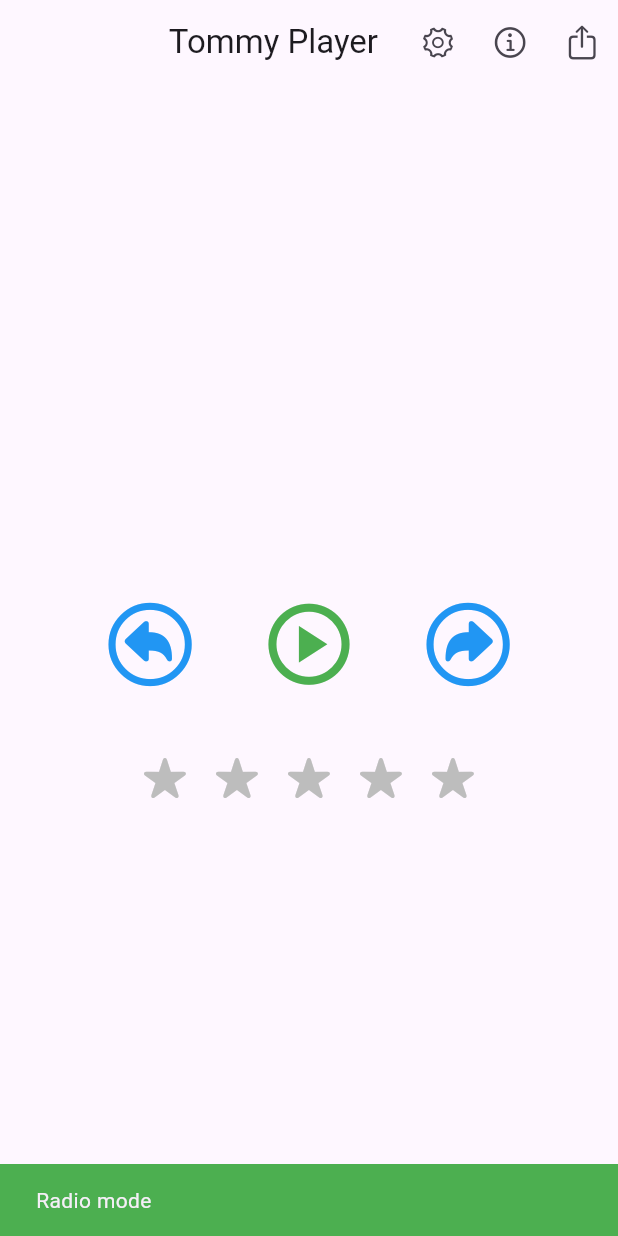
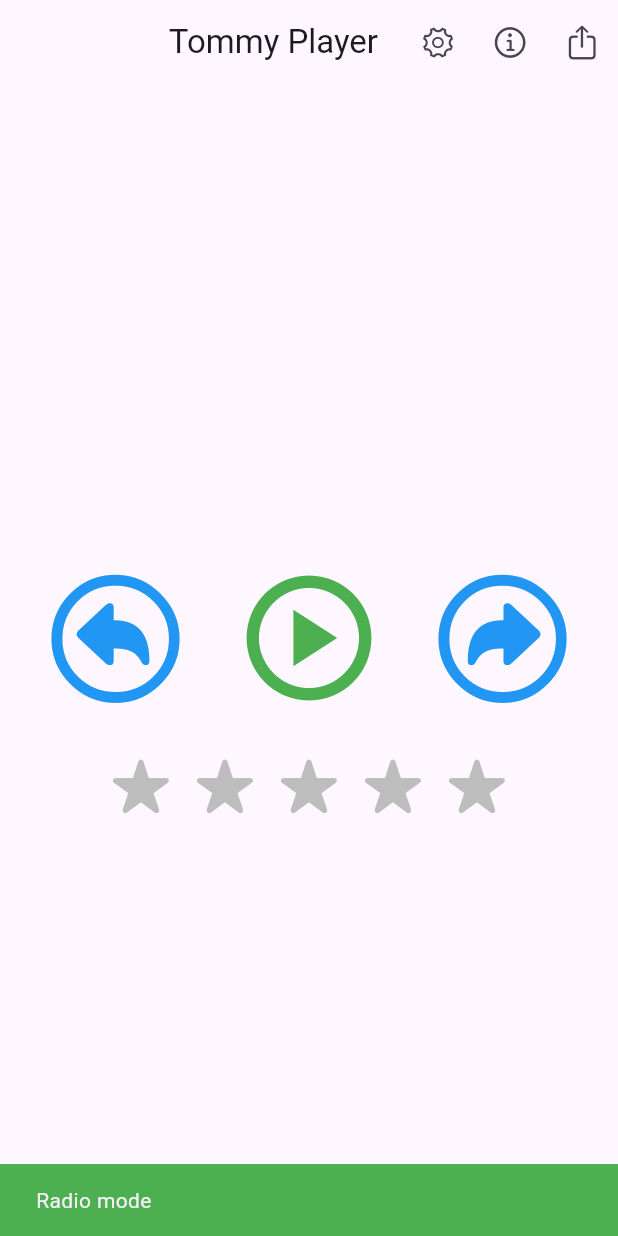
Before and after one commit to mitrakov/tommyplayer, a Flutter app: the screen it shows after launch, after a tap on an icon or button, on a phone screen of 412 x 824 dp. Run offline on Flutter 3.47's test engine with Material 3 defaults, Android fonts, the phone set to English and light mode, and no system bars; our stand-ins replace just_audio, just_audio_background, package_info_plus, share_plus, shared_preferences; network calls fail.

Commit message:
Make icons bigger

```diff
--- a/lib/main.dart
+++ b/lib/main.dart
@@ -51,11 +51,11 @@ class MainApp extends StatefulWidget {
 }
 
 class _MainAppState extends State<MainApp> {
-  static const double MARGIN = 25; // margin between icons
-  static const double ICON_SIZE = 65;
-  static const double ICON_SIZE_SMALL = 30;
+  static const double MARGIN = 13; // margin between icons
+  static const double ICON_SIZE_SMALL = 40;
 
   String currentSong = "";
+  double get ICON_SIZE => MediaQuery.of(context).orientation == Orientation.portrait ? 100 : 105;
 
   @override
   void initState() {
@@ -158,11 +158,12 @@ class _MainAppState extends State<MainApp> {
           body: Center(
             child: Column(
               mainAxisAlignment: MainAxisAlignment.center,
+              spacing: MARGIN,
               children: [
-                Text(currentSong, style: const TextStyle(fontSize: 19)),
-                const SizedBox(height: MARGIN),
+                Text(currentSong, textAlign: TextAlign.center, style: const TextStyle(fontSize: 19)),
                 Row(
                   mainAxisAlignment: MainAxisAlignment.center,
+                  spacing: MARGIN,
                   children: [
                     IconButton(
                       icon: const Icon(CupertinoIcons.arrowshape_turn_up_left_circle),
@@ -170,14 +171,12 @@ class _MainAppState extends State<MainApp> {
                       iconSize: ICON_SIZE,
                       onPressed: player.seekToPrevious,
                     ),
-                    const SizedBox(width: MARGIN),
                     IconButton(
                       icon: Icon(player.playing ? Icons.pause_circle_outlined : Icons.play_circle_outlined),
                       color: player.playing ? Colors.deepOrange : Colors.green,
                       iconSize: ICON_SIZE,
                       onPressed: _onPlayButtonClick,
                     ),
-                    const SizedBox(width: MARGIN),
                     IconButton(
                       icon: const Icon(CupertinoIcons.arrowshape_turn_up_right_circle),
                       color: Colors.blue,
@@ -186,7 +185,6 @@ class _MainAppState extends State<MainApp> {
                     )
                   ]
                 ),
-                const SizedBox(height: MARGIN),
                 Row(
                   mainAxisAlignment: MainAxisAlignment.center,
                   children: [
--- a/lib/tommylogger.dart
+++ b/lib/tommylogger.dart
@@ -27,7 +27,7 @@ class TommyLogger {
       if (_context != null) {
         final bar = SnackBar(content: Text(s), duration: Duration(milliseconds: millis), backgroundColor: colour);
         ScaffoldMessenger.of(_context!).showSnackBar(bar);
-      } else print("[!]: TommyLogger is not initialized properly. Call TommyLogger.instance.init(context) inside 'Scaffold' widget");
+      } else print("[!] TommyLogger is not initialized properly. Call TommyLogger.logger.init(context) inside 'MaterialApp' context");
 
       if (_printToStdout)
         print("${DateTime.now()} [${_logLevel.name.toUpperCase()}]: $s");
@@ -53,5 +53,5 @@ enum LogLevel implements Comparable<LogLevel> {
   @override
   int compareTo(LogLevel other) => priority - other.priority;
 
-  bool operator <=(LogLevel other) => compareTo(other) <= 0;
+  bool operator <= (LogLevel other) => compareTo(other) <= 0;
 }
```
Also changed, not shown: 1 other file.
